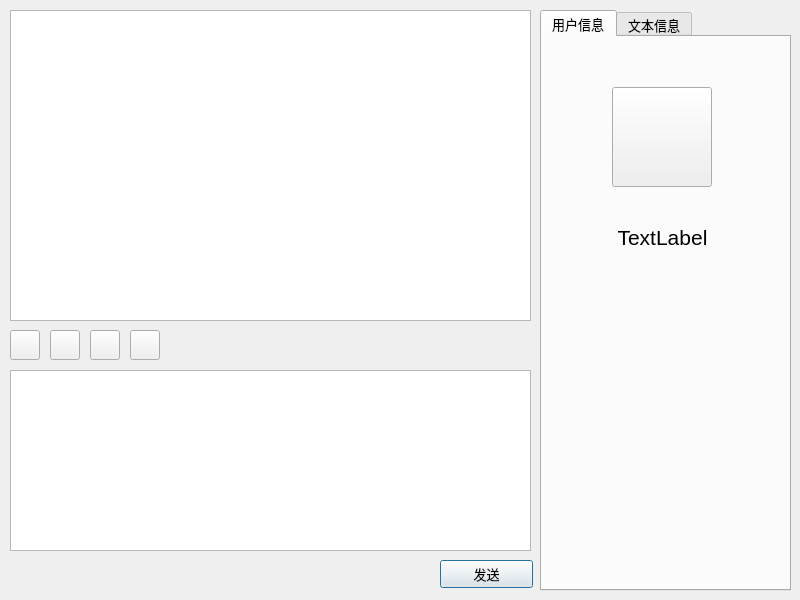
Above: chatdialog.ui from Lisp88/QT-IMC before the change. Below: the same form after it.
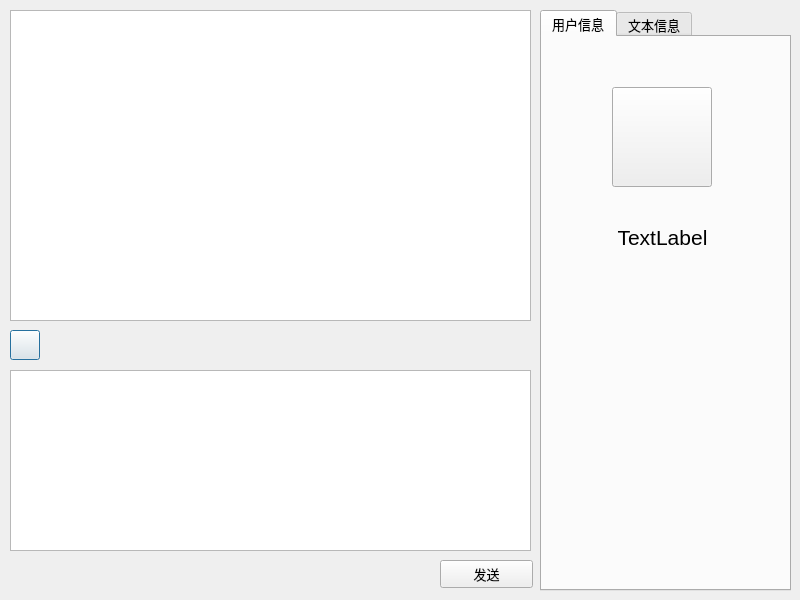
That is the form after the change. Icons and pictures are not drawn.

```diff
--- a/chatdialog.ui
+++ b/chatdialog.ui
@@ -154,6 +154,19 @@
    <property name="text">
     <string/>
    </property>
+   <property name="icon">
+    <iconset resource="resource.qrc">
+     <normaloff>:/images/message.ico</normaloff>:/images/message.ico</iconset>
+   </property>
+   <property name="iconSize">
+    <size>
+     <width>25</width>
+     <height>25</height>
+    </size>
+   </property>
+   <property name="default">
+    <bool>true</bool>
+   </property>
   </widget>
   <widget class="QPushButton" name="pb_tool2">
    <property name="geometry">
@@ -167,6 +180,9 @@
    <property name="text">
     <string/>
    </property>
+   <property name="flat">
+    <bool>true</bool>
+   </property>
   </widget>
   <widget class="QPushButton" name="pb_tool3">
    <property name="geometry">
@@ -180,6 +196,9 @@
    <property name="text">
     <string/>
    </property>
+   <property name="flat">
+    <bool>true</bool>
+   </property>
   </widget>
   <widget class="QPushButton" name="pb_tool4">
    <property name="geometry">
@@ -193,6 +212,9 @@
    <property name="text">
     <string/>
    </property>
+   <property name="flat">
+    <bool>true</bool>
+   </property>
   </widget>
  </widget>
  <resources>
```
